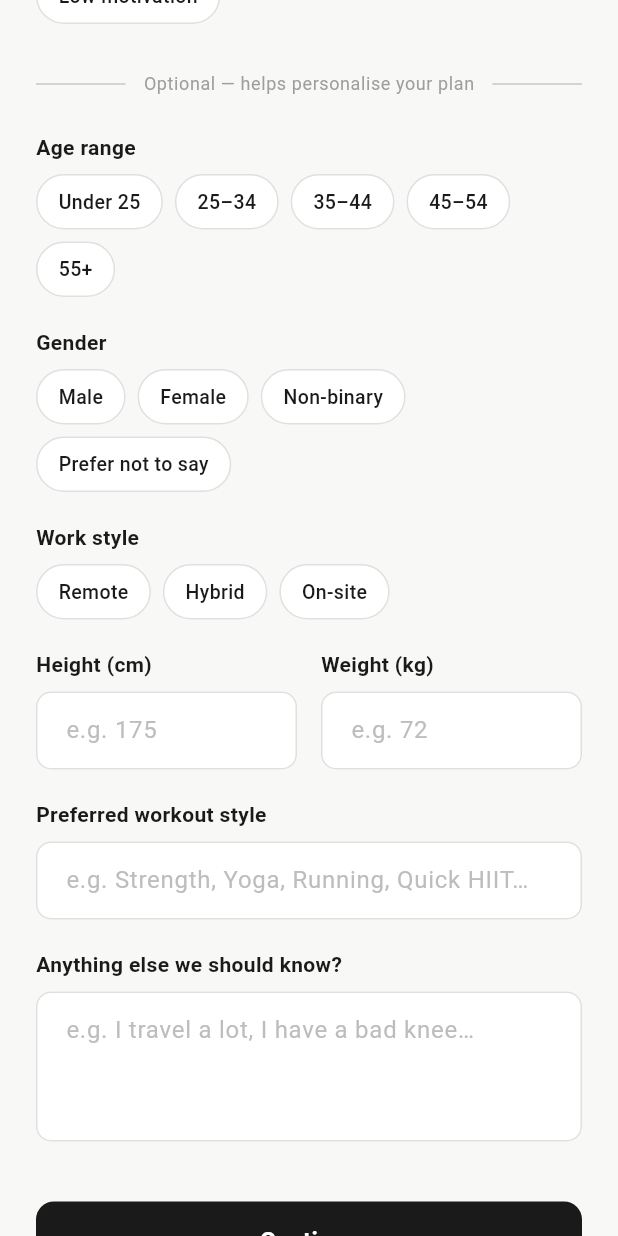
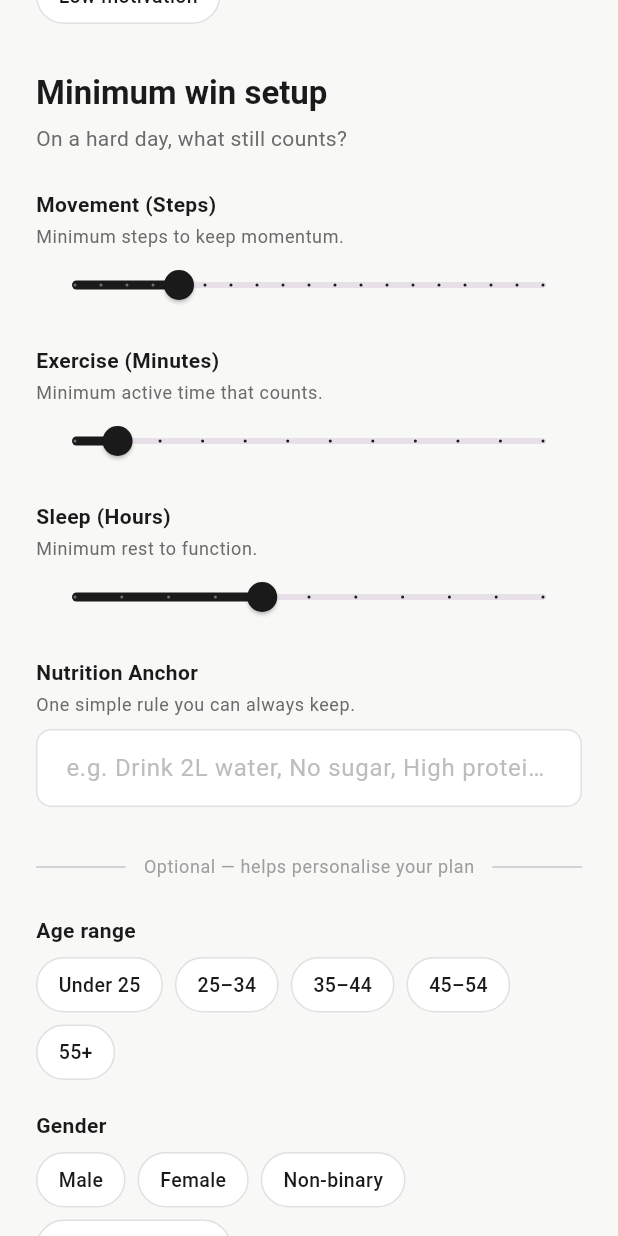
Before and after one commit to sk4ndal-commits/healthup, a Flutter app: the CreateProfilePage screen opened by its route, scrolled down 1152 dp, on a phone screen of 412 x 824 dp. Run offline on Flutter 3.47's test engine with Material 3 defaults, Android fonts, the phone set to English and light mode, and no system bars; our stand-ins replace built_collection, built_value, dio, flutter_riverpod, flutter_secure_storage, go_router and 2 more; missing offline and left inert: one_of_serializer, openapi_generator_annotations; accounts and stored records are empty; generated files the repository leaves out were written again; statements that could not run were skipped.

Commit message:
add minimum acceptable effort

```diff
--- a/mobile/lib/features/profile/presentation/pages/create_profile_page.dart
+++ b/mobile/lib/features/profile/presentation/pages/create_profile_page.dart
@@ -20,6 +20,7 @@ class _CreateProfilePageState extends ConsumerState<CreateProfilePage> {
   final _heightController = TextEditingController();
   final _weightController = TextEditingController();
   final _workoutStyleController = TextEditingController();
+  final _nutritionAnchorController = TextEditingController();
 
   PrimaryGoal? _selectedGoal;
   AgeRange? _selectedAgeRange;
@@ -29,6 +30,11 @@ class _CreateProfilePageState extends ConsumerState<CreateProfilePage> {
   ScheduleStability? _selectedStability;
   final List<Derailer> _selectedDerailers = [];
 
+  // Min Win thresholds
+  double _minMovement = 3000;
+  double _minExercise = 10;
+  double _minSleep = 6;
+
   @override
   void dispose() {
     _nameController.dispose();
@@ -36,6 +42,7 @@ class _CreateProfilePageState extends ConsumerState<CreateProfilePage> {
     _heightController.dispose();
     _weightController.dispose();
     _workoutStyleController.dispose();
+    _nutritionAnchorController.dispose();
     super.dispose();
   }
 
@@ -72,6 +79,12 @@ class _CreateProfilePageState extends ConsumerState<CreateProfilePage> {
           preferredWorkoutStyle: _workoutStyleController.text.trim().isEmpty
               ? null
               : _workoutStyleController.text.trim(),
+          minMovementSteps: _minMovement.toInt(),
+          minExerciseMinutes: _minExercise.toInt(),
+          minSleepHours: _minSleep,
+          minNutritionAnchor: _nutritionAnchorController.text.trim().isEmpty
+              ? null
+              : _nutritionAnchorController.text.trim(),
           notes: _notesController.text.trim().isEmpty
               ? null
               : _notesController.text.trim(),
@@ -208,6 +221,99 @@ class _CreateProfilePageState extends ConsumerState<CreateProfilePage> {
                       _selectedDerailers.add(v);
                     }
                   }),
+                ),
+                const SizedBox(height: 32),
+
+                // Minimum Win Setup
+                Text(
+                  l10n.minWinTitle,
+                  style: Theme.of(context).textTheme.titleLarge?.copyWith(
+                        fontWeight: FontWeight.w700,
+                        color: const Color(0xFF1A1A1A),
+                      ),
+                ),
+                const SizedBox(height: 6),
+                Text(
+                  l10n.minWinSubtitle,
+                  style: Theme.of(context).textTheme.bodyMedium?.copyWith(
+                        color: const Color(0xFF6B6B6B),
+                      ),
+                ),
+                const SizedBox(height: 24),
+
+                // Movement Min
+                _SectionLabel(label: l10n.minMovementLabel),
+                const SizedBox(height: 4),
+                Text(
+                  l10n.minMovementSubtitle,
+                  style: Theme.of(context).textTheme.bodySmall?.copyWith(
+                        color: const Color(0xFF6B6B6B),
+                      ),
+                ),
+                Slider(
+                  value: _minMovement,
+                  min: 1000,
+                  max: 10000,
+                  divisions: 18,
+                  label: l10n.stepsCount(_minMovement.toInt()),
+                  activeColor: const Color(0xFF1A1A1A),
+                  onChanged: (v) => setState(() => _minMovement = v),
+                ),
+                const SizedBox(height: 16),
+
+                // Exercise Min
+                _SectionLabel(label: l10n.minExerciseLabel),
+                const SizedBox(height: 4),
+                Text(
+                  l10n.minExerciseSubtitle,
+                  style: Theme.of(context).textTheme.bodySmall?.copyWith(
+                        color: const Color(0xFF6B6B6B),
+                      ),
+                ),
+                Slider(
+                  value: _minExercise,
+                  min: 5,
+                  max: 60,
+                  divisions: 11,
+                  label: l10n.minutesCount(_minExercise.toInt()),
+                  activeColor: const Color(0xFF1A1A1A),
+                  onChanged: (v) => setState(() => _minExercise = v),
+                ),
+                const SizedBox(height: 16),
+
+                // Sleep Min
+                _SectionLabel(label: l10n.minSleepLabel),
+                const SizedBox(height: 4),
+                Text(
+                  l10n.minSleepSubtitle,
+                  style: Theme.of(context).textTheme.bodySmall?.copyWith(
+                        color: const Color(0xFF6B6B6B),
+                      ),
+                ),
+                Slider(
+                  value: _minSleep,
+                  min: 4,
+                  max: 9,
+                  divisions: 10,
+                  label: l10n.hoursCount(_minSleep),
+                  activeColor: const Color(0xFF1A1A1A),
+                  onChanged: (v) => setState(() => _minSleep = v),
+                ),
+                const SizedBox(height: 16),
+
+                // Nutrition Anchor
+                _SectionLabel(label: l10n.minNutritionLabel),
+                const SizedBox(height: 4),
+                Text(
+                  l10n.minNutritionSubtitle,
+                  style: Theme.of(context).textTheme.bodySmall?.copyWith(
+                        color: const Color(0xFF6B6B6B),
+                      ),
+                ),
+                const SizedBox(height: 8),
+                TextFormField(
+                  controller: _nutritionAnchorController,
+                  decoration: _inputDecoration(l10n.minNutritionHint),
                 ),
                 const SizedBox(height: 32),
 
--- a/mobile/lib/l10n/app_en.arb
+++ b/mobile/lib/l10n/app_en.arb
@@ -114,5 +114,47 @@
         "format": "yMMMd"
       }
     }
+  },
+  "minWinTitle": "Minimum win setup",
+  "minWinSubtitle": "On a hard day, what still counts?",
+  "minMovementLabel": "Movement (Steps)",
+  "minMovementSubtitle": "Minimum steps to keep momentum.",
+  "minExerciseLabel": "Exercise (Minutes)",
+  "minExerciseSubtitle": "Minimum active time that counts.",
+  "minSleepLabel": "Sleep (Hours)",
+  "minSleepSubtitle": "Minimum rest to function.",
+  "minNutritionLabel": "Nutrition Anchor",
+  "minNutritionSubtitle": "One simple rule you can always keep.",
+  "minNutritionHint": "e.g. Drink 2L water, No sugar, High protein breakfast...",
+  "minWinPresetTitle": "Use recommended presets",
+  "minWinPresetSubtitle": "You can customise these anytime.",
+  "rowLabelMinMovement": "Min Movement",
+  "rowLabelMinExercise": "Min Exercise",
+  "rowLabelMinSleep": "Min Sleep",
+  "rowLabelMinNutrition": "Min Nutrition",
+  "stepsCount": "{count} steps",
+  "@stepsCount": {
+    "placeholders": {
+      "count": {
+        "type": "int"
+      }
+    }
+  },
+  "minutesCount": "{count} min",
+  "@minutesCount": {
+    "placeholders": {
+      "count": {
+        "type": "int"
+      }
+    }
+  },
+  "hoursCount": "{count} hours",
+  "@hoursCount": {
+    "placeholders": {
+      "count": {
+        "type": "double",
+        "format": "decimalPattern"
+      }
+    }
   }
 }
--- a/mobile/lib/l10n/app_localizations.dart
+++ b/mobile/lib/l10n/app_localizations.dart
@@ -579,6 +579,126 @@ abstract class AppLocalizations {
   /// In en, this message translates to:
   /// **'Last updated {date}'**
   String profileUpdated(DateTime date);
+
+  /// No description provided for @minWinTitle.
+  ///
+  /// In en, this message translates to:
+  /// **'Minimum win setup'**
+  String get minWinTitle;
+
+  /// No description provided for @minWinSubtitle.
+  ///
+  /// In en, this message translates to:
+  /// **'On a hard day, what still counts?'**
+  String get minWinSubtitle;
+
+  /// No description provided for @minMovementLabel.
+  ///
+  /// In en, this message translates to:
+  /// **'Movement (Steps)'**
+  String get minMovementLabel;
+
+  /// No description provided for @minMovementSubtitle.
+  ///
+  /// In en, this message translates to:
+  /// **'Minimum steps to keep momentum.'**
+  String get minMovementSubtitle;
+
+  /// No description provided for @minExerciseLabel.
+  ///
+  /// In en, this message translates to:
+  /// **'Exercise (Minutes)'**
+  String get minExerciseLabel;
+
+  /// No description provided for @minExerciseSubtitle.
+  ///
+  /// In en, this message translates to:
+  /// **'Minimum active time that counts.'**
+  String get minExerciseSubtitle;
+
+  /// No description provided for @minSleepLabel.
+  ///
+  /// In en, this message translates to:
+  /// **'Sleep (Hours)'**
+  String get minSleepLabel;
+
+  /// No description provided for @minSleepSubtitle.
+  ///
+  /// In en, this message translates to:
+  /// **'Minimum rest to function.'**
+  String get minSleepSubtitle;
+
+  /// No description provided for @minNutritionLabel.
+  ///
+  /// In en, this message translates to:
+  /// **'Nutrition Anchor'**
+  String get minNutritionLabel;
+
+  /// No description provided for @minNutritionSubtitle.
+  ///
+  /// In en, this message translates to:
+  /// **'One simple rule you can always keep.'**
+  String get minNutritionSubtitle;
+
+  /// No description provided for @minNutritionHint.
+  ///
+  /// In en, this message translates to:
+  /// **'e.g. Drink 2L water, No sugar, High protein breakfast...'**
+  String get minNutritionHint;
+
+  /// No description provided for @minWinPresetTitle.
+  ///
+  /// In en, this message translates to:
+  /// **'Use recommended presets'**
+  String get minWinPresetTitle;
+
+  /// No description provided for @minWinPresetSubtitle.
+  ///
+  /// In en, this message translates to:
+  /// **'You can customise these anytime.'**
+  String get minWinPresetSubtitle;
+
+  /// No description provided for @rowLabelMinMovement.
+  ///
+  /// In en, this message translates to:
+  /// **'Min Movement'**
+  String get rowLabelMinMovement;
+
+  /// No description provided for @rowLabelMinExercise.
+  ///
+  /// In en, this message translates to:
+  /// **'Min Exercise'**
+  String get rowLabelMinExercise;
+
+  /// No description provided for @rowLabelMinSleep.
+  ///
+  /// In en, this message translates to:
+  /// **'Min Sleep'**
+  String get rowLabelMinSleep;
+
+  /// No description provided for @rowLabelMinNutrition.
+  ///
+  /// In en, this message translates to:
+  /// **'Min Nutrition'**
+  String get rowLabelMinNutrition;
+
+  /// No description provided for @stepsCount.
+  ///
+  /// In en, this message translates to:
+  /// **'{count} steps'**
+  String stepsCount(int count);
+
+  /// No description provided for @minutesCount.
+  ///
+  /// In en, this message translates to:
+  /// **'{count} min'**
+  String minutesCount(int count);
+
+  /// No description provided for @hoursCount.
+  ///
+  /// In en, this message translates to:
+  /// **'{count} hours'**
+  String hoursCount(double count);
 }
 
 class _AppLocalizationsDelegate
--- a/mobile/lib/l10n/app_localizations_en.dart
+++ b/mobile/lib/l10n/app_localizations_en.dart
@@ -271,4 +271,75 @@ class AppLocalizationsEn extends AppLocalizations {
 
     return 'Last updated $dateString';
   }
+
+  @override
+  String get minWinTitle => 'Minimum win setup';
+
+  @override
+  String get minWinSubtitle => 'On a hard day, what still counts?';
+
+  @override
+  String get minMovementLabel => 'Movement (Steps)';
+
+  @override
+  String get minMovementSubtitle => 'Minimum steps to keep momentum.';
+
+  @override
+  String get minExerciseLabel => 'Exercise (Minutes)';
+
+  @override
+  String get minExerciseSubtitle => 'Minimum active time that counts.';
+
+  @override
+  String get minSleepLabel => 'Sleep (Hours)';
+
+  @override
+  String get minSleepSubtitle => 'Minimum rest to function.';
+
+  @override
+  String get minNutritionLabel => 'Nutrition Anchor';
+
+  @override
+  String get minNutritionSubtitle => 'One simple rule you can always keep.';
+
+  @override
+  String get minNutritionHint =>
+      'e.g. Drink 2L water, No sugar, High protein breakfast...';
+
+  @override
+  String get minWinPresetTitle => 'Use recommended presets';
+
+  @override
+  String get minWinPresetSubtitle => 'You can customise these anytime.';
+
+  @override
+  String get rowLabelMinMovement => 'Min Movement';
+
+  @override
+  String get rowLabelMinExercise => 'Min Exercise';
+
+  @override
+  String get rowLabelMinSleep => 'Min Sleep';
+
+  @override
+  String get rowLabelMinNutrition => 'Min Nutrition';
+
+  @override
+  String stepsCount(int count) {
+    return '$count steps';
+  }
+
+  @override
+  String minutesCount(int count) {
+    return '$count min';
+  }
+
+  @override
+  String hoursCount(double count) {
+    final intl.NumberFormat countNumberFormat =
+        intl.NumberFormat.decimalPattern(localeName);
+    final String countString = countNumberFormat.format(count);
+
+    return '$countString hours';
+  }
 }
```
Also changed, not shown: mobile/lib/features/profile/data/profile_repository.dart (+8 -0 lines), mobile/lib/features/profile/domain/user_profile.dart (+16 -0 lines), mobile/lib/features/profile/presentation/pages/profile_page.dart (+28 -0 lines), mobile/lib/features/profile/presentation/profile_notifier.dart (+8 -0 lines), .junie/memory/language.json, mobile/lib/features/profile/domain/user_profile.g.dart, mobile/lib/features/profile/presentation/profile_notifier.g.dart, 3 other files.
